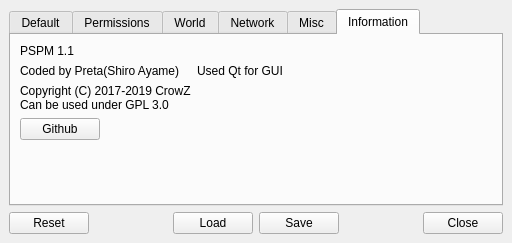
Qt form assets/pspm.ui (Preta-Crowz/PSPM) before a commit.
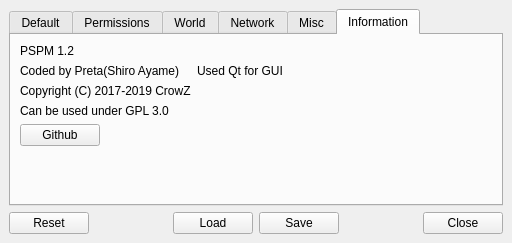
The same form after that commit. The open tabs and pages were chosen to show the change. Icons and pictures are not drawn.

```diff
--- a/assets/pspm.ui
+++ b/assets/pspm.ui
@@ -7,7 +7,7 @@
     <x>0</x>
     <y>0</y>
     <width>512</width>
-    <height>243</height>
+    <height>276</height>
    </rect>
   </property>
   <property name="minimumSize">
@@ -19,7 +19,7 @@
   <property name="maximumSize">
    <size>
     <width>512</width>
-    <height>276</height>
+    <height>243</height>
    </size>
   </property>
   <property name="baseSize">
@@ -806,7 +806,7 @@
         <item row="0" column="0">
          <widget class="QLabel" name="nameV">
           <property name="text">
-           <string>PSPM 1.1</string>
+           <string notr="true">PSPM 1.2</string>
           </property>
          </widget>
         </item>
@@ -827,12 +827,18 @@
         <item row="2" column="0">
          <widget class="QLabel" name="copyright">
           <property name="text">
-           <string>Copyright (C) 2017-2019 CrowZ
-Can be used under GPL 3.0</string>
+           <string>Copyright (C) 2017-2019 CrowZ</string>
           </property>
          </widget>
         </item>
         <item row="3" column="0">
+         <widget class="QLabel" name="gpl">
+          <property name="text">
+           <string>Can be used under GPL 3.0</string>
+          </property>
+         </widget>
+        </item>
+        <item row="4" column="0">
          <widget class="QPushButton" name="gitBtn">
           <property name="text">
            <string>Github</string>
```
Left out of the diff: 192 changed lines with no effect on the pictures.
